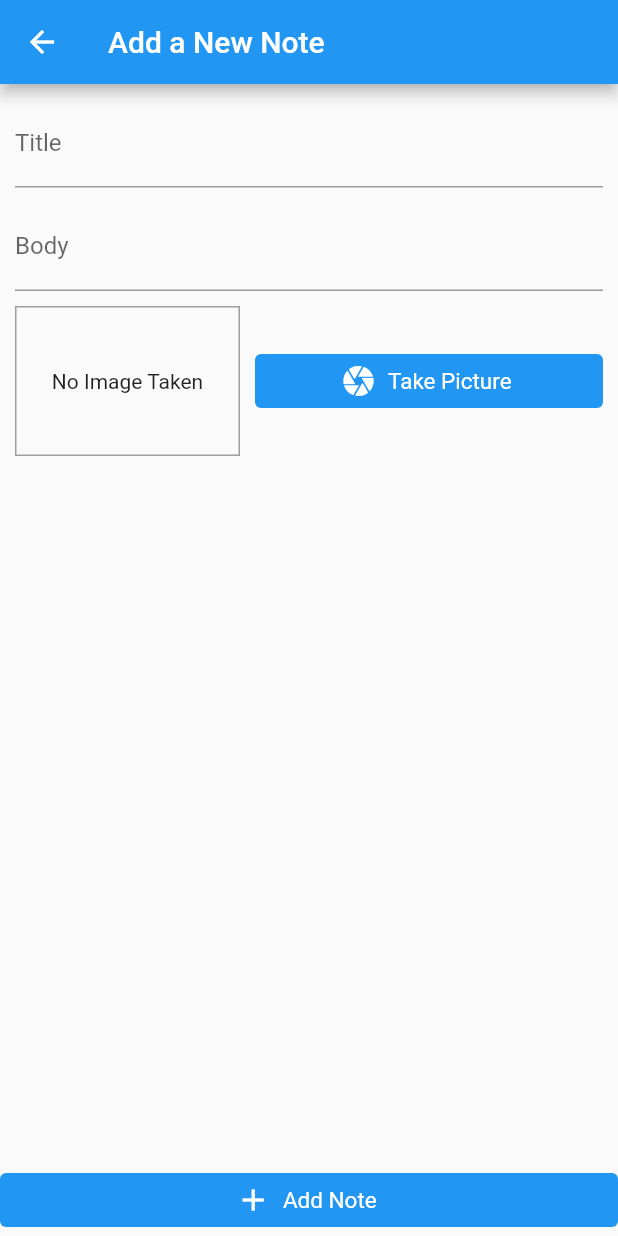
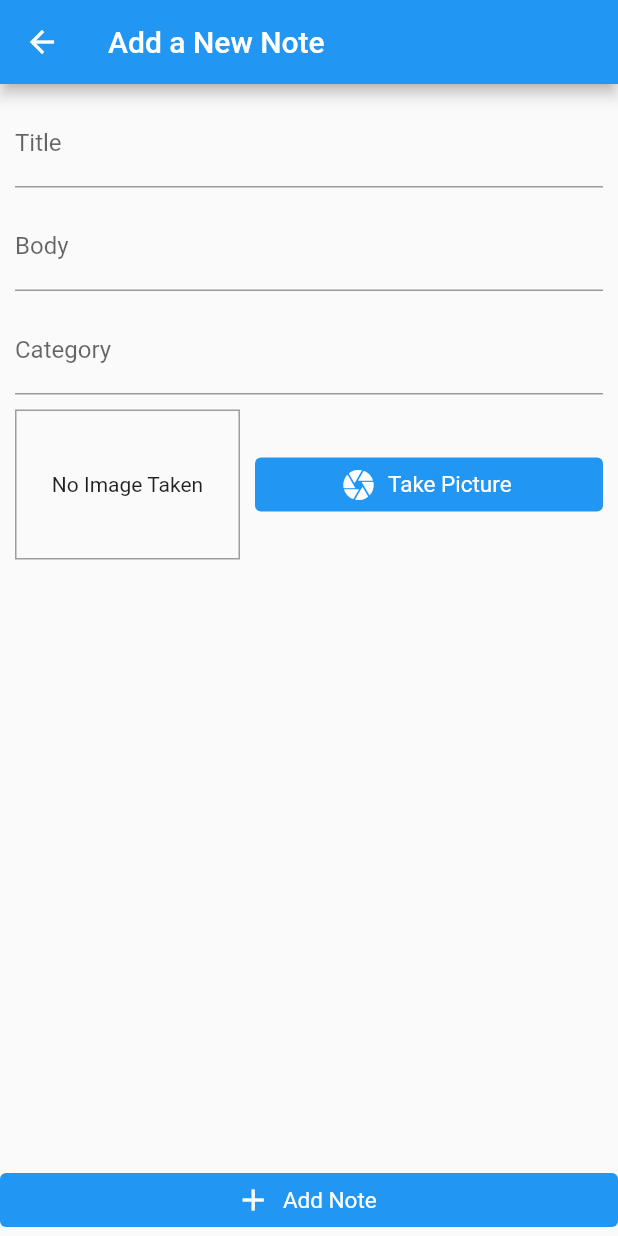
Before and after one commit to tarekmabdallah91/notes_app, a Flutter app: the AddNotePage screen opened by its route, after a tap on "Take Picture", on a phone screen of 412 x 824 dp. Run offline on Flutter 3.47's test engine with Material 2 defaults, Android fonts, the phone set to English and light mode, and no system bars; our stand-ins replace flutter_bloc, image_picker, sqflite; accounts and stored records are empty.

```diff
--- a/lib/cubit/note_cubit.dart
+++ b/lib/cubit/note_cubit.dart
@@ -14,7 +14,7 @@ class NoteCubit extends Cubit<NoteState> {
 
   void addNote(NoteModel noteModel) async {
     try {
-      await _notesD.insert(noteModel);
+      await _notesD.addNote(noteModel);
       getAllNotes();
     } on Exception catch (error) {
       _handleExpections(error);
--- /dev/null
+++ b/lib/models/converter/note_category_converter.dart
@@ -0,0 +1,17 @@
+import 'dart:convert';
+
+import 'package:json_annotation/json_annotation.dart';
+import 'package:notes_app/models/note_category.dart';
+
+class NoteCategoryConverter extends JsonConverter<NoteCategory, String> {
+  const NoteCategoryConverter();
+  @override
+  NoteCategory fromJson(String jsonNoteCategory) {
+    return json.decode(jsonNoteCategory);
+  }
+
+  @override
+  String toJson(NoteCategory noteCategory) {
+    return json.encode(noteCategory);
+  }
+}
--- /dev/null
+++ b/lib/models/note_category.dart
@@ -0,0 +1,16 @@
+import 'package:json_annotation/json_annotation.dart';
+import 'package:notes_app/models/converter/note_category_converter.dart';
+part 'note_category.g.dart';
+
+@JsonSerializable(converters: [NoteCategoryConverter()])
+class NoteCategory {
+  final String id;
+  final String name;
+
+  NoteCategory({required this.id, required this.name});
+
+  factory NoteCategory.fromJson(Map<String, dynamic> json) =>
+      _$NoteCategoryFromJson(json);
+
+  Map<String, dynamic> toJson() => _$NoteCategoryToJson(this);
+}
--- a/lib/models/note_model.dart
+++ b/lib/models/note_model.dart
@@ -1,34 +1,40 @@
+import 'package:json_annotation/json_annotation.dart';
+import 'package:notes_app/models/converter/note_category_converter.dart';
+import 'package:notes_app/models/note_category.dart';
+part 'note_model.g.dart';
+
+@JsonSerializable(explicitToJson: true)
 class NoteModel {
-  String id;
-  String title;
-  String body;
-  String noteTime;
-  String imageUrl;
+  final String id;
+  final String title;
+  final String body;
+  final String noteTime;
+  final String imageUrl;
+  String noteCategoryJson;
 
   NoteModel({
     required this.id,
     required this.title,
     required this.body,
     required this.noteTime,
-    this.imageUrl = '',
+    required this.imageUrl,
+    required this.noteCategoryJson,
   });
 
-  // Convert a Note into a Map. The keys must correspond to the names of the
-  // columns in the database.
-  Map<String, dynamic> toMap() {
-    return {
-      'id': id,
-      'title': title,
-      'body': body,
-      'noteTime': noteTime,
-      'imageUrl': imageUrl,
-    };
+  factory NoteModel.fromJson(Map<String, dynamic> json) =>
+      _$NoteModelFromJson(json);
+
+  Map<String, dynamic> toJson() => _$NoteModelToJson(this);
+
+  NoteCategory getNoteCategory() =>
+      const NoteCategoryConverter().fromJson(noteCategoryJson);
+
+  void setNoteCategory(NoteCategory noteCategory) {
+    noteCategoryJson = const NoteCategoryConverter().toJson(noteCategory);
   }
 
-  // Implement toString to make it easier to see information about
-  // each note when using the print statement.
   @override
   String toString() {
-    return 'Note{id: $id\nname: $title\nage: $body\ntime: $noteTime\nimageUrl $imageUrl }';
+    return 'Note{id: $id\nname: $title\nage: $body\nnoteCategory: $noteCategoryJson\ntime: $noteTime\nimageUrl $imageUrl }';
   }
 }
--- a/lib/pages/add_note_page.dart
+++ b/lib/pages/add_note_page.dart
@@ -4,8 +4,10 @@ import 'package:flutter/material.dart';
 import 'package:flutter_bloc/flutter_bloc.dart';
 import 'package:intl/intl.dart';
 import 'package:notes_app/cubit/note_cubit.dart';
+import 'package:notes_app/models/note_category.dart';
 import 'package:notes_app/models/note_model.dart';
 
+import '../models/converter/note_category_converter.dart';
 import '../utils/text_utils.dart';
 import '../widgets/btn_add_note_page.dart';
 import '../widgets/image_input.dart';
@@ -29,8 +31,10 @@ class AddNotePage extends StatefulWidget {
 }
 
 class _AddNotePageState extends State<AddNotePage> {
-  late TextEditingController _titleController, _bodyController;
-  late NoteTextField titleTextField, bodyTextField;
+  late TextEditingController _titleController,
+      _bodyController,
+      _categoryController;
+  late NoteTextField titleTextField, bodyTextField, categoryTextField;
   File? _pickedImage;
   NoteModel? editableNote;
   late bool isNewNote;
@@ -45,13 +49,19 @@ class _AddNotePageState extends State<AddNotePage> {
     isNewNote = editableNote == null;
     if (null != editableNote) {
       TextUtils.printLog(widget.tag, 'editable note id = ${editableNote!.id}');
+      _pickedImage = File(editableNote!.imageUrl);
     }
+
     titleTextField = NoteTextField(
         label: 'Title', text: isNewNote ? '' : editableNote!.title);
     _titleController = titleTextField.getTextEditingController();
     bodyTextField =
         NoteTextField(label: 'Body', text: isNewNote ? '' : editableNote!.body);
     _bodyController = bodyTextField.getTextEditingController();
+    categoryTextField = NoteTextField(
+        label: 'Category',
+        text: isNewNote ? '' : editableNote!.noteCategoryJson);
+    _categoryController = categoryTextField.getTextEditingController();
     super.didChangeDependencies();
   }
 
@@ -71,6 +81,8 @@ class _AddNotePageState extends State<AddNotePage> {
       body: _bodyController.text,
       noteTime: DateFormat('yyyy-MM-dd – HH:mm:ss').format(DateTime.now()),
       imageUrl: _pickedImage!.path,
+      noteCategoryJson: const NoteCategoryConverter().toJson(NoteCategory(
+          id: DateTime.now().toString(), name: _categoryController.text)),
     );
     BlocProvider.of<NoteCubit>(context).addNote(noteModel);
     Navigator.of(context).pop();
@@ -88,6 +100,8 @@ class _AddNotePageState extends State<AddNotePage> {
       body: _bodyController.text,
       noteTime: DateFormat('yyyy-MM-dd – HH:mm:ss').format(DateTime.now()),
       imageUrl: _pickedImage!.path,
+      noteCategoryJson: const NoteCategoryConverter().toJson(NoteCategory(
+          id: DateTime.now().toString(), name: _categoryController.text)),
     );
     BlocProvider.of<NoteCubit>(context).addNote(editableNote!);
     Navigator.of(context).pop();
@@ -116,7 +130,14 @@ class _AddNotePageState extends State<AddNotePage> {
                     const SizedBox(
                       height: 10,
                     ),
-                    ImageInput(_selectImage),
+                    categoryTextField,
+                    const SizedBox(
+                      height: 10,
+                    ),
+                    ImageInput(
+                        onSelectImage: _selectImage,
+                        savedImagePath:
+                            isNewNote ? '' : editableNote!.imageUrl),
                   ],
                 ),
               ),
--- a/lib/widgets/image_input.dart
+++ b/lib/widgets/image_input.dart
@@ -8,30 +8,28 @@ import 'package:path_provider/path_provider.dart' as syspaths;
 import '../utils/text_utils.dart';
 
 class ImageInput extends StatefulWidget {
+  String savedImagePath;
   final Function onSelectImage;
   final tag = 'ImageInput';
 
-  const ImageInput(this.onSelectImage, {super.key});
+  ImageInput({required this.onSelectImage, this.savedImagePath = ''});
 
   @override
   ImageInputState createState() => ImageInputState();
 }
 
 class ImageInputState extends State<ImageInput> {
-  XFile? _storedImage;
-
   Future<void> _takePicture() async {
     final imageFile = await ImagePicker().pickImage(
       source: ImageSource.camera,
       maxWidth: 600,
     );
     setState(() {
-      _storedImage = imageFile;
+      widget.savedImagePath = imageFile!.path;
     });
     final appDir = await syspaths.getApplicationDocumentsDirectory();
     final fileName = path.basename(imageFile!.path);
-    final savedImage =
-        await File(imageFile.path).copy('${appDir.path}/$fileName');
+    final savedImage = await File(imageFile.path).copy('${appDir.path}/$fileName');
     TextUtils.printLog(widget.tag, '${appDir.path}/$fileName');
     TextUtils.printLog(widget.tag, savedImage.path);
     widget.onSelectImage(savedImage);
@@ -48,15 +46,15 @@ class ImageInputState extends State<ImageInput> {
             border: Border.all(width: 1, color: Colors.grey),
           ),
           alignment: Alignment.center,
-          child: _storedImage != null
-              ? Image.file(
-                  File(_storedImage!.path),
+          child: widget.savedImagePath.isEmpty
+              ? const Text(
+                  'No Image Taken',
+                  textAlign: TextAlign.center,
+                )
+              : Image.file(
+                  File(widget.savedImagePath),
                   fit: BoxFit.cover,
                   width: double.infinity,
-                )
-              : const Text(
-                  'No Image Taken',
-                  textAlign: TextAlign.center,
                 ),
         ),
         const SizedBox(
--- a/pubspec.yaml
+++ b/pubspec.yaml
@@ -37,6 +37,9 @@ dependencies:
   intl: ^0.17.0
   sqflite: ^2.1.0
   flutter_bloc: ^8.1.1
+  json_serializable: ^6.4.1
+  json_annotation: ^4.7.0
+  build_runner: ^2.2.1
 
   # The following adds the Cupertino Icons font to your application.
   # Use with the CupertinoIcons class for iOS style icons.
```
Also changed, not shown: lib/data/sql/notes_db.dart (+44 -25 lines), lib/pages/note_details_page.dart (+25 -1 lines), lib/models/note_category.g.dart (added), lib/models/note_model.g.dart (added), pubspec.lock.
